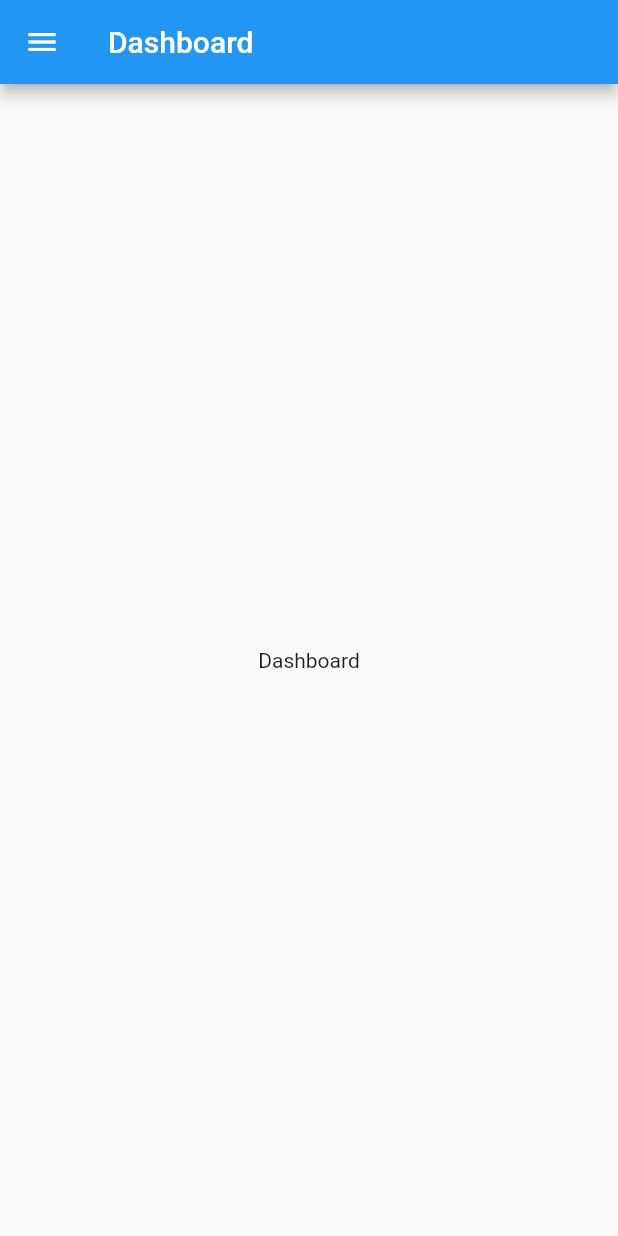
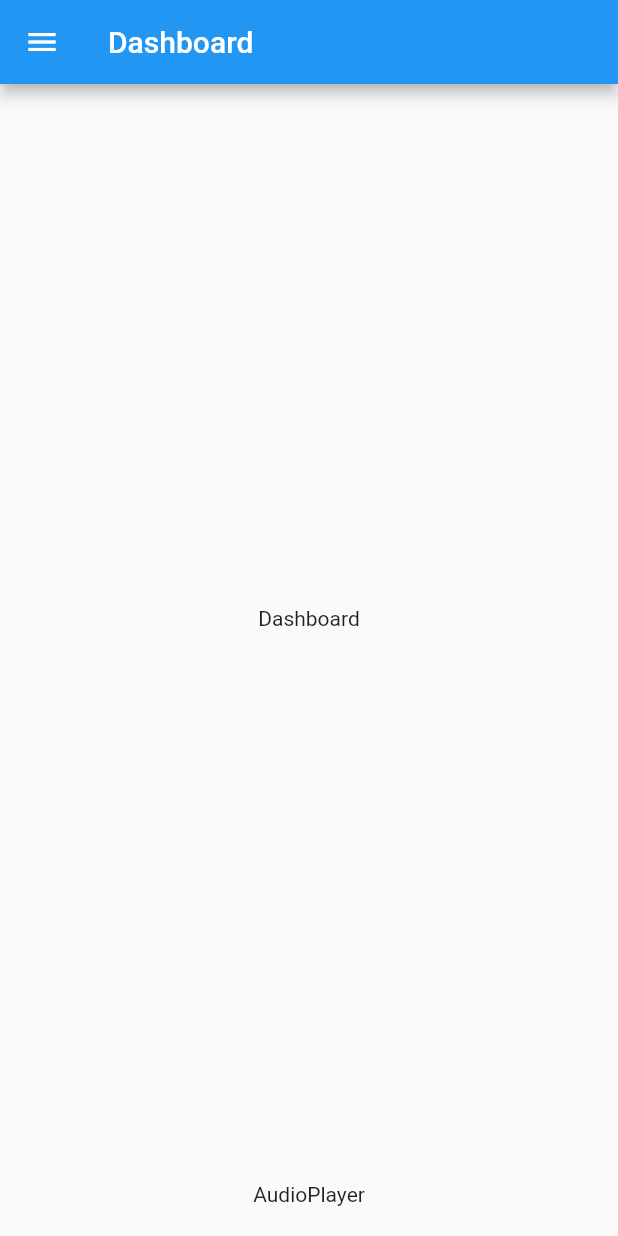
Before and after one commit to pcelis19/flutter_podcast, a Flutter app: the screen it shows after launch, on a phone screen of 412 x 824 dp. Run offline on Flutter 3.47's test engine with Material 2 defaults, Android fonts, the phone set to English and light mode, and no system bars; our stand-ins replace responsive_builder, rxdart.

Commit message:
added global player widget

```diff
--- /dev/null
+++ b/flutter_podcast/lib/global_player/global_player.dart
@@ -0,0 +1,13 @@
+import 'package:flutter/material.dart';
+
+class GlobalPlayer extends StatelessWidget {
+  const GlobalPlayer({Key? key}) : super(key: key);
+
+  @override
+  Widget build(BuildContext context) {
+    return Row(
+      mainAxisAlignment: MainAxisAlignment.center,
+      children: [Text('AudioPlayer')],
+    );
+  }
+}
--- a/flutter_podcast/lib/home/home.dart
+++ b/flutter_podcast/lib/home/home.dart
@@ -1,4 +1,5 @@
 import 'package:flutter/material.dart';
+import 'package:flutter_podcast/global_player/global_player.dart';
 import 'package:flutter_podcast/home/home_drawer.dart';
 import 'package:flutter_podcast/home/home_navigation.dart';
 import 'package:flutter_podcast/home/layouts/desktop.dart';
@@ -19,12 +20,14 @@ class _HomeState extends State<Home> {
 
   late final HomeIndexedStack homeIndexedStack;
   late final HomeDrawer homeDrawer;
+  late final GlobalPlayer globalPlayer;
 
   @override
   void initState() {
     super.initState();
     homeIndexedStack = HomeIndexedStack(homeNavigation: homeNavigation);
     homeDrawer = HomeDrawer(homeNavigation: homeNavigation);
+    globalPlayer = const GlobalPlayer();
   }
 
   @override
@@ -44,18 +47,21 @@ class _HomeState extends State<Home> {
               homeIndexedStack: homeIndexedStack,
               homeDrawer: homeDrawer,
               homeNavigation: homeNavigation,
+              globalPlayer: globalPlayer,
             );
           case DeviceScreenType.tablet:
             return HomeTablet(
               homeIndexedStack: homeIndexedStack,
               homeDrawer: homeDrawer,
               homeNavigation: homeNavigation,
+              globalPlayer: globalPlayer,
             );
           case DeviceScreenType.desktop:
             return HomeDesktop(
               homeDrawer: homeDrawer,
               homeIndexedStack: homeIndexedStack,
               homeNavigation: homeNavigation,
+              globalPlayer: globalPlayer,
             );
 
           default:
@@ -63,6 +69,7 @@ class _HomeState extends State<Home> {
               homeDrawer: homeDrawer,
               homeIndexedStack: homeIndexedStack,
               homeNavigation: homeNavigation,
+              globalPlayer: globalPlayer,
             );
         }
       },
--- a/flutter_podcast/lib/home/layouts/desktop.dart
+++ b/flutter_podcast/lib/home/layouts/desktop.dart
@@ -1,4 +1,5 @@
 import 'package:flutter/material.dart';
+import 'package:flutter_podcast/global_player/global_player.dart';
 import 'package:flutter_podcast/home/home.dart';
 import 'package:flutter_podcast/home/home_drawer.dart';
 import 'package:flutter_podcast/home/home_navigation.dart';
@@ -9,11 +10,13 @@ class HomeDesktop extends StatelessWidget {
   final HomeDrawer homeDrawer;
   final HomeIndexedStack homeIndexedStack;
   final HomeNavigation homeNavigation;
+  final GlobalPlayer globalPlayer;
   const HomeDesktop({
     Key? key,
     required this.homeDrawer,
     required this.homeIndexedStack,
     required this.homeNavigation,
+    required this.globalPlayer,
   }) : super(key: key);
   @override
   Widget build(BuildContext context) {
@@ -22,6 +25,7 @@ class HomeDesktop extends StatelessWidget {
         homeIndexedStack: homeIndexedStack,
         homeDrawer: homeDrawer,
         homeNavigation: homeNavigation,
+        globalPlayer: globalPlayer,
       ),
       landscape: (context) => Row(
         children: [
--- a/flutter_podcast/lib/home/layouts/home_tablet.dart
+++ b/flutter_podcast/lib/home/layouts/home_tablet.dart
@@ -1,4 +1,5 @@
 import 'package:flutter/material.dart';
+import 'package:flutter_podcast/global_player/global_player.dart';
 import 'package:flutter_podcast/home/home.dart';
 import 'package:flutter_podcast/home/home_drawer.dart';
 import 'package:flutter_podcast/home/home_navigation.dart';
@@ -10,11 +11,13 @@ class HomeTablet extends StatelessWidget {
   final HomeDrawer homeDrawer;
   final HomeIndexedStack homeIndexedStack;
   final HomeNavigation homeNavigation;
+  final GlobalPlayer globalPlayer;
   const HomeTablet({
     Key? key,
     required this.homeIndexedStack,
     required this.homeDrawer,
     required this.homeNavigation,
+    required this.globalPlayer,
   }) : super(key: key);
 
   @override
@@ -24,11 +27,13 @@ class HomeTablet extends StatelessWidget {
         homeDrawer: homeDrawer,
         homeIndexedStack: homeIndexedStack,
         homeNavigation: homeNavigation,
+        globalPlayer: globalPlayer,
       ),
       landscape: (context) => HomeDesktop(
         homeDrawer: homeDrawer,
         homeIndexedStack: homeIndexedStack,
         homeNavigation: homeNavigation,
+        globalPlayer: globalPlayer,
       ),
     );
   }
--- a/flutter_podcast/lib/home/layouts/mobile.dart
+++ b/flutter_podcast/lib/home/layouts/mobile.dart
@@ -1,4 +1,5 @@
 import 'package:flutter/material.dart';
+import 'package:flutter_podcast/global_player/global_player.dart';
 import 'package:flutter_podcast/home/home.dart';
 import 'package:flutter_podcast/home/home_drawer.dart';
 import 'package:flutter_podcast/home/home_navigation.dart';
@@ -9,11 +10,13 @@ class HomeMobile extends StatelessWidget {
   final HomeDrawer homeDrawer;
   final HomeIndexedStack homeIndexedStack;
   final HomeNavigation homeNavigation;
+  final GlobalPlayer globalPlayer;
   const HomeMobile({
     Key? key,
     required this.homeDrawer,
     required this.homeIndexedStack,
     required this.homeNavigation,
+    required this.globalPlayer,
   }) : super(key: key);
 
   @override
@@ -25,7 +28,12 @@ class HomeMobile extends StatelessWidget {
         ),
       ),
       drawer: homeDrawer,
-      body: homeIndexedStack,
+      body: Column(
+        children: [
+          Expanded(child: homeIndexedStack),
+          SizedBox(height: kToolbarHeight, child: globalPlayer),
+        ],
+      ),
     );
   }
 }
```
